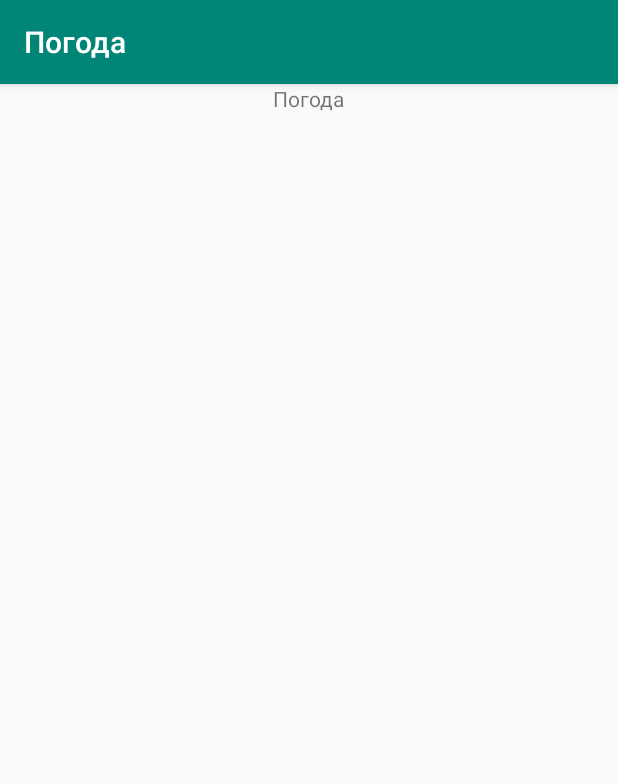
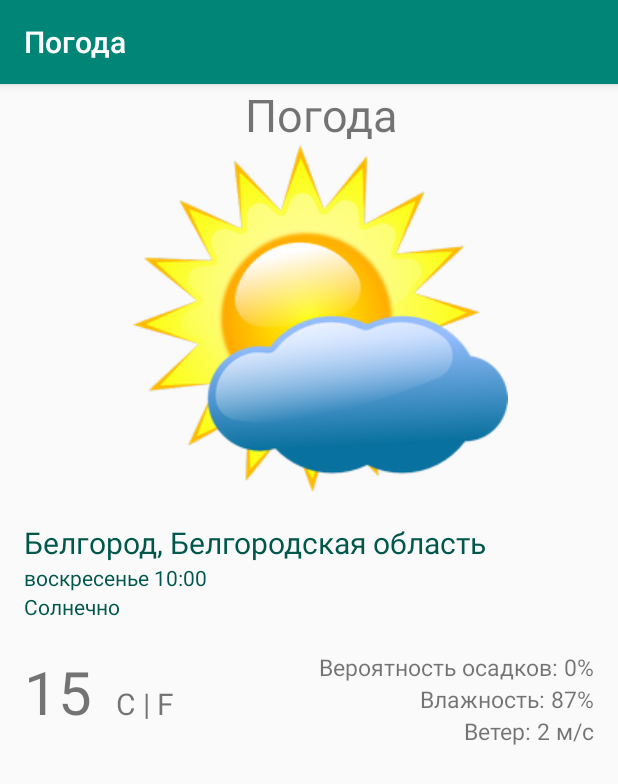
Before and after one commit to Nataliani80/Android1, an Android app: the screen it shows after launch (MainActivity), on a phone screen of 412 x 824 dp. Shown: the top 784 px of the screen. Run offline under Robolectric (Android 15) with nearby library versions, the phone set to English and light mode, and no system bars.

Commit message:
сделала пользовательский интерфейс погодного приложения

```diff
--- a/Android1_Lesson1_HomeWork/app/src/main/AndroidManifest.xml
+++ b/Android1_Lesson1_HomeWork/app/src/main/AndroidManifest.xml
@@ -5,7 +5,7 @@
     <application
         android:allowBackup="true"
         android:icon="@mipmap/ic_launcher"
-        android:label="@string/app_name"
+        android:label="@string/label"
         android:roundIcon="@mipmap/ic_launcher_round"
         android:supportsRtl="true"
         android:theme="@style/AppTheme">
--- a/Android1_Lesson1_HomeWork/app/src/main/res/layout/activity_main.xml
+++ b/Android1_Lesson1_HomeWork/app/src/main/res/layout/activity_main.xml
@@ -5,12 +5,97 @@
     android:layout_width="match_parent"
     android:layout_height="match_parent"
     android:orientation="vertical"
-    android:gravity="center_horizontal"
+    android:paddingLeft="16dp"
     tools:context=".MainActivity">
 
     <TextView
         android:layout_width="wrap_content"
         android:layout_height="wrap_content"
-        android:text="Погода" />
+        android:text="@string/text"
+        android:textSize="30sp"
+        android:layout_gravity="center_horizontal"/>
+
+    <ImageView
+        android:layout_width="wrap_content"
+        android:layout_height="wrap_content"
+        android:layout_gravity="center"
+        android:src="@drawable/weather_picture"/>
+
+    <TextView
+        android:layout_width="wrap_content"
+        android:layout_height="wrap_content"
+        android:text="@string/city_and_region"
+        android:textSize="20sp"
+        android:textColor="@color/colorPrimaryDark"
+        android:paddingTop="20dp"/>
+
+    <TextView
+        android:layout_width="wrap_content"
+        android:layout_height="wrap_content"
+        android:text="@string/data_and_time"
+        android:textColor="@color/colorPrimaryDark"/>
+
+    <TextView
+        android:layout_width="wrap_content"
+        android:layout_height="wrap_content"
+        android:text="@string/weather"
+        android:textColor="@color/colorPrimaryDark"
+        android:paddingBottom="20dp"/>
+
+    <LinearLayout
+        android:layout_width="match_parent"
+        android:layout_height="wrap_content"
+        android:orientation="horizontal">
+
+        <LinearLayout
+            android:layout_width="0dp"
+            android:layout_weight="3"
+            android:layout_height="wrap_content">
+
+            <TextView
+                android:layout_width="wrap_content"
+                android:layout_height="wrap_content"
+                android:text="@string/temperature"
+                android:textSize="40sp"/>
+
+            <TextView
+                android:layout_width="wrap_content"
+                android:layout_height="wrap_content"
+                android:text="@string/degrees"
+                android:textSize="20sp"
+                android:paddingLeft="16dp"/>
+        </LinearLayout>
+
+        <LinearLayout
+            android:layout_width="0dp"
+            android:layout_weight="7"
+            android:layout_height="wrap_content"
+            android:orientation="vertical"
+            android:paddingRight="16dp">
+
+            <TextView
+                android:layout_width="wrap_content"
+                android:layout_height="wrap_content"
+                android:text="@string/probability_of_precipitation"
+                android:textSize="15sp"
+                android:layout_gravity="right"/>
+
+            <TextView
+                android:layout_width="wrap_content"
+                android:layout_height="wrap_content"
+                android:text="@string/humidity"
+                android:textSize="15sp"
+                android:layout_gravity="right"/>
+
+            <TextView
+                android:layout_width="wrap_content"
+                android:layout_height="wrap_content"
+                android:text="@string/wind"
+                android:textSize="15sp"
+                android:layout_gravity="right"/>
+
+        </LinearLayout>
+
+    </LinearLayout>
 
 </LinearLayout>
--- a/Android1_Lesson1_HomeWork/app/src/main/res/values/strings.xml
+++ b/Android1_Lesson1_HomeWork/app/src/main/res/values/strings.xml
@@ -1,3 +1,17 @@
 <resources>
     <string name="app_name">Погода</string>
+    <string name="label">Погода</string>
+    <string name="text">Погода</string>
+    <string name="city_and_region">Белгород, Белгородская область</string>
+    <string name="data_and_time">воскресенье 10:00</string>
+    <string name="weather">Солнечно</string>
+    <string name="temperature">15</string>
+    <string name="degrees">C | F</string>
+    <string name="probability_of_precipitation">Вероятность осадков: 0%</string>
+    <string name="humidity">Влажность: 87%</string>
+    <string name="wind">Ветер: 2 м/с</string>
+
+
+
+
 </resources>
```
Also changed, not shown: Android1_Lesson1_HomeWork/app/src/main/res/drawable/weather_picture.png (added).
